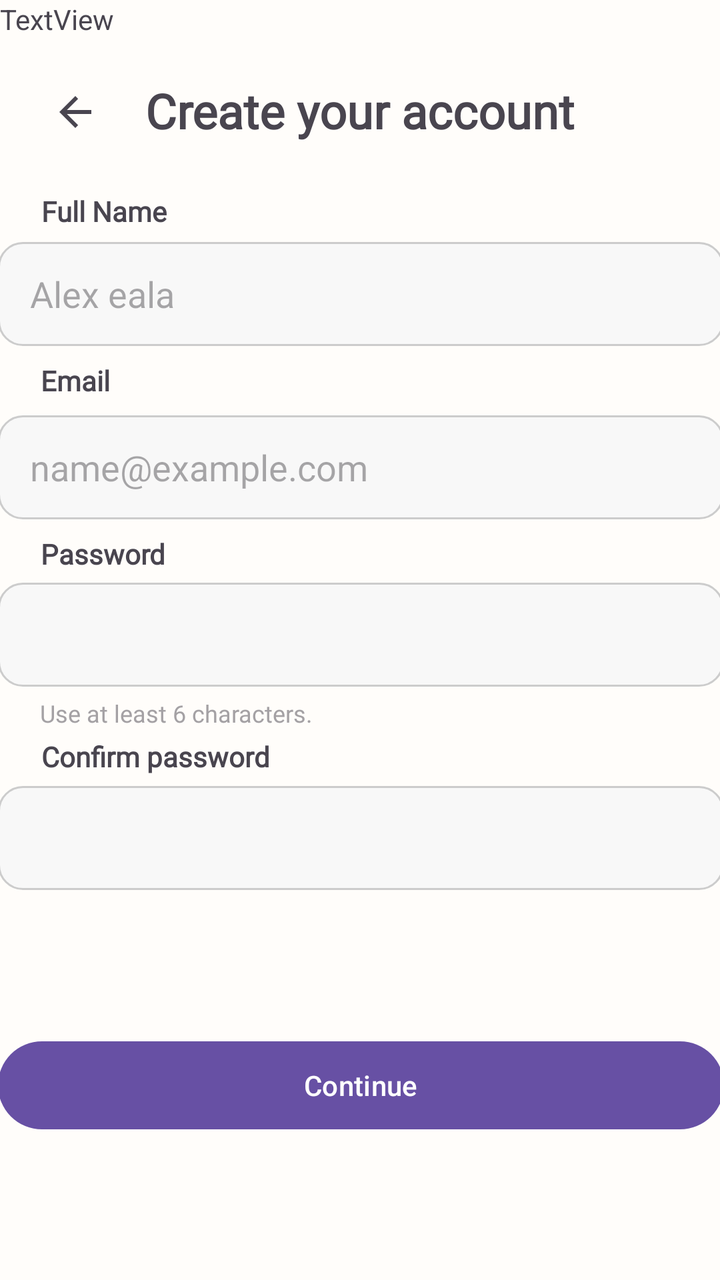
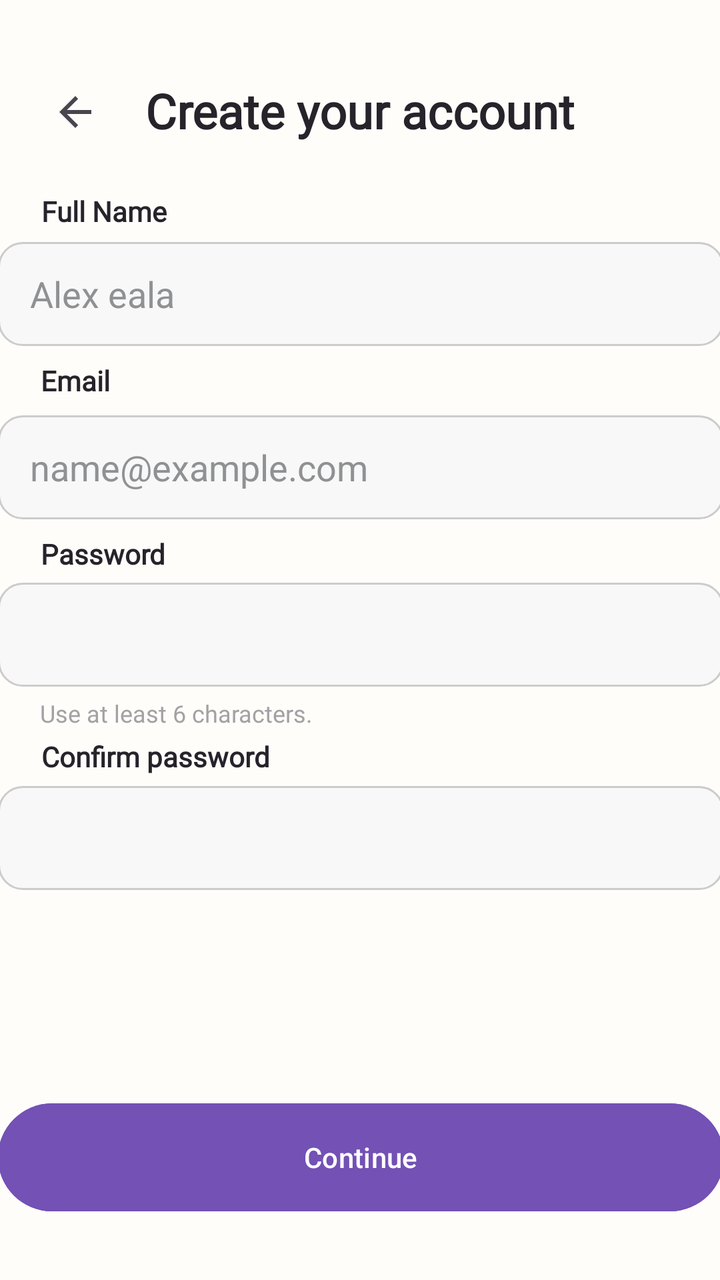

The first picture is an Android layout as it rendered before a commit; the second is the same layout after the commit. The layout source and the unified diff follow.
<!-- AndroidManifest.xml: application theme Theme.ArtTrack -->
<!-- res/layout/activity_registration_view.xml -->
<?xml version="1.0" encoding="utf-8"?>
<androidx.constraintlayout.widget.ConstraintLayout xmlns:android="http://schemas.android.com/apk/res/android"
    xmlns:app="http://schemas.android.com/apk/res-auto"
    xmlns:tools="http://schemas.android.com/tools"
    android:id="@+id/main"
    android:layout_width="match_parent"
    android:layout_height="match_parent"
    android:background="#FFFDFA"
    tools:context=".RegistrationView">

    <TextView
        android:id="@+id/textView7"
        android:layout_width="wrap_content"
        android:layout_height="wrap_content"
        android:text="TextView"
        tools:layout_editor_absoluteX="110dp"
        tools:layout_editor_absoluteY="120dp" />

    <ImageButton
        android:id="@+id/btnBack"
        android:layout_width="48dp"
        android:layout_height="48dp"
        android:layout_marginTop="32dp"
        android:background="?attr/selectableItemBackgroundBorderless"
        android:contentDescription="Back"
        android:src="?attr/homeAsUpIndicator"
        app:layout_constraintEnd_toEndOf="parent"
        app:layout_constraintHorizontal_bias="0.044"
        app:layout_constraintStart_toStartOf="parent"
        app:layout_constraintTop_toTopOf="parent" />

    <EditText
        android:id="@+id/EditTextFullNameRegisterView"
        android:layout_width="363dp"
        android:layout_height="52dp"
        android:background="@drawable/edit_text_rounded_bg"
        android:ems="10"
        android:hint="Alex eala"
        android:inputType="text"
        android:paddingStart="16dp"
        android:paddingEnd="16dp"
        app:layout_constraintBottom_toBottomOf="parent"
        app:layout_constraintEnd_toEndOf="parent"
        app:layout_constraintStart_toStartOf="parent"
        app:layout_constraintTop_toBottomOf="@+id/FullNameRegisterView"
        app:layout_constraintVertical_bias="0.013" />

    <EditText
        android:id="@+id/editTextTextEmailAddress"
        android:layout_width="363dp"
        android:layout_height="52dp"
        android:layout_marginTop="4dp"
        android:background="@drawable/edit_text_rounded_bg"
        android:ems="10"
        android:hint="name@example.com"
        android:inputType="textEmailAddress"
        android:paddingStart="16dp"
        android:paddingEnd="16dp"
        app:layout_constraintBottom_toBottomOf="parent"
        app:layout_constraintEnd_toEndOf="parent"
        app:layout_constraintStart_toStartOf="parent"
        app:layout_constraintTop_toBottomOf="@+id/EmailRegisterView"
        app:layout_constraintVertical_bias="0.01" />

    <TextView
        android:id="@+id/ConfirmPasswordRegistrationView"
        android:layout_width="wrap_content"
        android:layout_height="wrap_content"
        android:fontFamily="@font/dm_sans_bold"
        android:text="Confirm password"
        android:textStyle="bold"
        app:layout_constraintBottom_toBottomOf="parent"
        app:layout_constraintEnd_toEndOf="parent"
        app:layout_constraintHorizontal_bias="0.084"
        app:layout_constraintStart_toStartOf="parent"
        app:layout_constraintTop_toBottomOf="@+id/PasswordReminderRegistrationView"
        app:layout_constraintVertical_bias="0.016" />

    <TextView
        android:id="@+id/PasswordReminderRegistrationView"
        android:layout_width="wrap_content"
        android:layout_height="wrap_content"
        android:fontFamily="@font/dm_sans"
        android:text="Use at least 6 characters."
        android:textColor="#A4A1A4"
        android:textSize="12sp"
        app:layout_constraintBottom_toBottomOf="parent"
        app:layout_constraintEnd_toEndOf="parent"
        app:layout_constraintHorizontal_bias="0.089"
        app:layout_constraintStart_toStartOf="parent"
        app:layout_constraintTop_toBottomOf="@+id/editTextTextPassword"
        app:layout_constraintVertical_bias="0.018" />

    <EditText
        android:id="@+id/editTextTextPassword"
        android:layout_width="363dp"
        android:layout_height="52dp"
        android:background="@drawable/edit_text_rounded_bg"
        android:ems="10"
        android:inputType="textPassword"
        app:layout_constraintBottom_toBottomOf="parent"
        app:layout_constraintEnd_toEndOf="parent"
        app:layout_constraintHorizontal_bias="0.5"
        app:layout_constraintStart_toStartOf="parent"
        app:layout_constraintTop_toBottomOf="@+id/PasswordRegistrationView"
        app:layout_constraintVertical_bias="0.017" />

    <TextView
        android:id="@+id/PasswordRegistrationView"
        android:layout_width="wrap_content"
        android:layout_height="wrap_content"
        android:fontFamily="@font/dm_sans_bold"
        android:text="Password"
        android:textStyle="bold"
        app:layout_constraintBottom_toBottomOf="parent"
        app:layout_constraintEnd_toEndOf="parent"
        app:layout_constraintHorizontal_bias="0.068"
        app:layout_constraintStart_toStartOf="parent"
        app:layout_constraintTop_toBottomOf="@+id/editTextTextEmailAddress"
        app:layout_constraintVertical_bias="0.021" />

    <TextView
        android:id="@+id/EmailRegisterView"
        android:layout_width="wrap_content"
        android:layout_height="wrap_content"
        android:fontFamily="@font/dm_sans_bold"
        android:text="Email"
        android:textStyle="bold"
        app:layout_constraintBottom_toBottomOf="parent"
        app:layout_constraintEnd_toEndOf="parent"
        app:layout_constraintHorizontal_bias="0.063"
        app:layout_constraintStart_toStartOf="parent"
        app:layout_constraintTop_toBottomOf="@+id/EditTextFullNameRegisterView"
        app:layout_constraintVertical_bias="0.017" />

    <TextView
        android:id="@+id/FullNameRegisterView"
        android:layout_width="wrap_content"
        android:layout_height="wrap_content"
        android:layout_marginTop="16dp"
        android:fontFamily="@font/dm_sans_bold"
        android:text="Full Name"
        android:textStyle="bold"
        app:layout_constraintBottom_toBottomOf="parent"
        app:layout_constraintEnd_toEndOf="parent"
        app:layout_constraintHorizontal_bias="0.069"
        app:layout_constraintStart_toStartOf="parent"
        app:layout_constraintTop_toBottomOf="@+id/btnBack"
        app:layout_constraintVertical_bias="0.0" />

    <EditText
        android:id="@+id/editTextTextPassword2"
        android:layout_width="363dp"
        android:layout_height="52dp"
        android:background="@drawable/edit_text_rounded_bg"
        android:ems="10"
        android:inputType="textPassword"
        app:layout_constraintBottom_toBottomOf="parent"
        app:layout_constraintEnd_toEndOf="parent"
        app:layout_constraintStart_toStartOf="parent"
        app:layout_constraintTop_toBottomOf="@+id/ConfirmPasswordRegistrationView"
        app:layout_constraintVertical_bias="0.027" />

    <Button
        android:id="@+id/ContinueBtnRegistrationView"
        android:layout_width="363dp"
        android:layout_height="52dp"
        android:text="Continue"
        app:layout_constraintBottom_toBottomOf="parent"
        app:layout_constraintEnd_toEndOf="parent"
        app:layout_constraintStart_toStartOf="parent"
        app:layout_constraintTop_toBottomOf="@+id/editTextTextPassword2"
        app:layout_constraintVertical_bias="0.502" />

    <TextView
        android:id="@+id/RegistrationTitle"
        android:layout_width="wrap_content"
        android:layout_height="wrap_content"
        android:fontFamily="@font/fraunces_medium"
        android:text="Create your account"
        android:textSize="24sp"
        android:textStyle="bold"
        app:layout_constraintBottom_toTopOf="@+id/EditTextFullNameRegisterView"
        app:layout_constraintEnd_toEndOf="parent"
        app:layout_constraintStart_toStartOf="parent"
        app:layout_constraintTop_toTopOf="parent"
        app:layout_constraintVertical_bias="0.438" />

</androidx.constraintlayout.widget.ConstraintLayout>
<!-- resources referenced by this layout -->
<resources>
  <!-- drawable edit_text_rounded_bg (drawable) -->
  <?xml version="1.0" encoding="utf-8"?>
  <shape xmlns:android="http://schemas.android.com/apk/res/android"
      android:shape="rectangle">
      <solid android:color="#F8F8F8" />
      <stroke
          android:width="1dp"
          android:color="#CCCCCC" />
      <corners android:radius="12dp" />
  </shape>
  <style name="Theme.ArtTrack" parent="Base.Theme.ArtTrack" />
  <style name="Base.Theme.ArtTrack" parent="Theme.Material3.DayNight.NoActionBar">
          
          
      </style>
</resources>

<!-- the commit's change to res/layout/activity_registration_view.xml (unified diff, before → after) -->
@@ -7,14 +7,6 @@
     android:layout_height="match_parent"
     android:background="#FFFDFA"
     tools:context=".RegistrationView">
-
-    <TextView
-        android:id="@+id/textView7"
-        android:layout_width="wrap_content"
-        android:layout_height="wrap_content"
-        android:text="TextView"
-        tools:layout_editor_absoluteX="110dp"
-        tools:layout_editor_absoluteY="120dp" />
 
     <ImageButton
         android:id="@+id/btnBack"
@@ -39,6 +31,8 @@
         android:inputType="text"
         android:paddingStart="16dp"
         android:paddingEnd="16dp"
+        android:textColor="@color/surface"
+        android:textColorHint="@color/material_dynamic_neutral60"
         app:layout_constraintBottom_toBottomOf="parent"
         app:layout_constraintEnd_toEndOf="parent"
         app:layout_constraintStart_toStartOf="parent"
@@ -56,6 +50,8 @@
         android:inputType="textEmailAddress"
         android:paddingStart="16dp"
         android:paddingEnd="16dp"
+        android:textColor="@color/surface"
+        android:textColorHint="@color/material_dynamic_neutral60"
         app:layout_constraintBottom_toBottomOf="parent"
         app:layout_constraintEnd_toEndOf="parent"
         app:layout_constraintStart_toStartOf="parent"
@@ -68,6 +64,7 @@
         android:layout_height="wrap_content"
         android:fontFamily="@font/dm_sans_bold"
         android:text="Confirm password"
+        android:textColor="@color/surface"
         android:textStyle="bold"
         app:layout_constraintBottom_toBottomOf="parent"
         app:layout_constraintEnd_toEndOf="parent"
@@ -98,6 +95,7 @@
         android:background="@drawable/edit_text_rounded_bg"
         android:ems="10"
         android:inputType="textPassword"
+        android:textColor="@color/surface"
         app:layout_constraintBottom_toBottomOf="parent"
         app:layout_constraintEnd_toEndOf="parent"
         app:layout_constraintHorizontal_bias="0.5"
@@ -111,6 +109,7 @@
         android:layout_height="wrap_content"
         android:fontFamily="@font/dm_sans_bold"
         android:text="Password"
+        android:textColor="@color/surface"
         android:textStyle="bold"
         app:layout_constraintBottom_toBottomOf="parent"
         app:layout_constraintEnd_toEndOf="parent"
@@ -125,6 +124,7 @@
         android:layout_height="wrap_content"
         android:fontFamily="@font/dm_sans_bold"
         android:text="Email"
+        android:textColor="@color/surface"
         android:textStyle="bold"
         app:layout_constraintBottom_toBottomOf="parent"
         app:layout_constraintEnd_toEndOf="parent"
@@ -140,6 +140,7 @@
         android:layout_marginTop="16dp"
         android:fontFamily="@font/dm_sans_bold"
         android:text="Full Name"
+        android:textColor="@color/surface"
         android:textStyle="bold"
         app:layout_constraintBottom_toBottomOf="parent"
         app:layout_constraintEnd_toEndOf="parent"
@@ -155,6 +156,7 @@
         android:background="@drawable/edit_text_rounded_bg"
         android:ems="10"
         android:inputType="textPassword"
+        android:textColor="@color/surface"
         app:layout_constraintBottom_toBottomOf="parent"
         app:layout_constraintEnd_toEndOf="parent"
         app:layout_constraintStart_toStartOf="parent"
@@ -164,13 +166,15 @@
     <Button
         android:id="@+id/ContinueBtnRegistrationView"
         android:layout_width="363dp"
-        android:layout_height="52dp"
+        android:layout_height="62dp"
+        android:backgroundTint="@color/purple_brand"
         android:text="Continue"
+        android:textColor="@color/white"
         app:layout_constraintBottom_toBottomOf="parent"
         app:layout_constraintEnd_toEndOf="parent"
         app:layout_constraintStart_toStartOf="parent"
         app:layout_constraintTop_toBottomOf="@+id/editTextTextPassword2"
-        app:layout_constraintVertical_bias="0.502" />
+        app:layout_constraintVertical_bias="0.771" />
 
     <TextView
         android:id="@+id/RegistrationTitle"
@@ -178,6 +182,7 @@
         android:layout_height="wrap_content"
         android:fontFamily="@font/fraunces_medium"
         android:text="Create your account"
+        android:textColor="@color/surface"
         android:textSize="24sp"
         android:textStyle="bold"
         app:layout_constraintBottom_toTopOf="@+id/EditTextFullNameRegisterView"
<!-- resource entries referenced after the edit -->
@@ -1,5 +1,8 @@
 <!-- resources referenced by this layout -->
 <resources>
+  <color name="purple_brand">#7351B5</color>
+  <color name="surface">#26232B</color>
+  <color name="white">#FFFFFFFF</color>
   <!-- drawable edit_text_rounded_bg (drawable) -->
   <?xml version="1.0" encoding="utf-8"?>
   <shape xmlns:android="http://schemas.android.com/apk/res/android"
